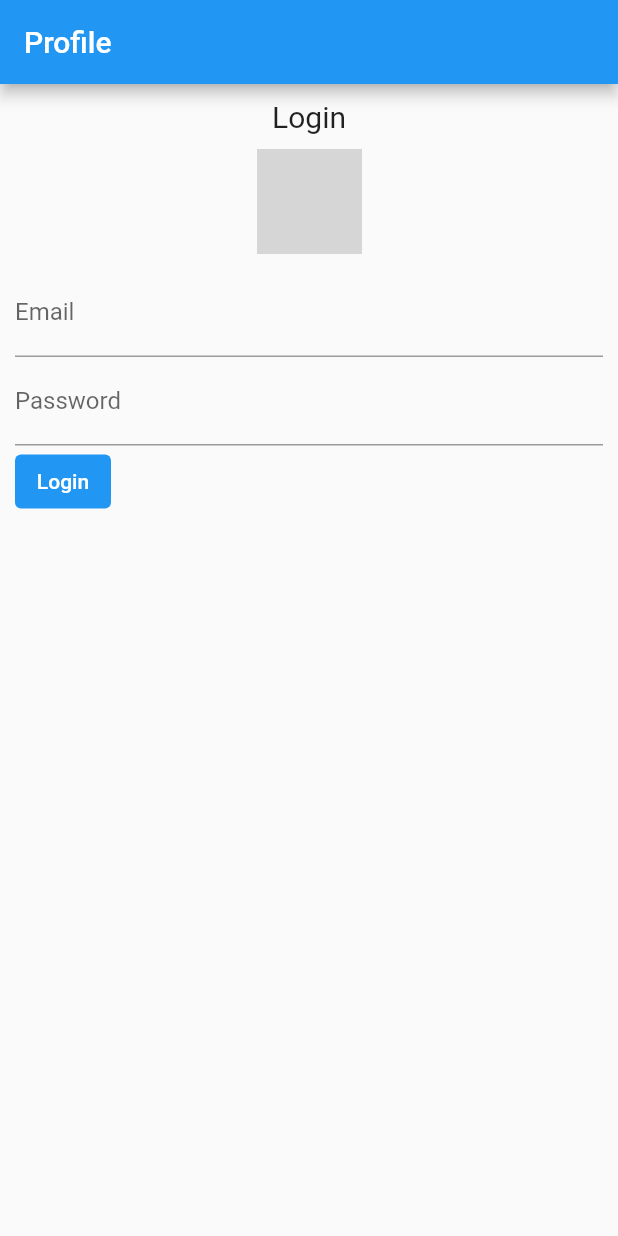
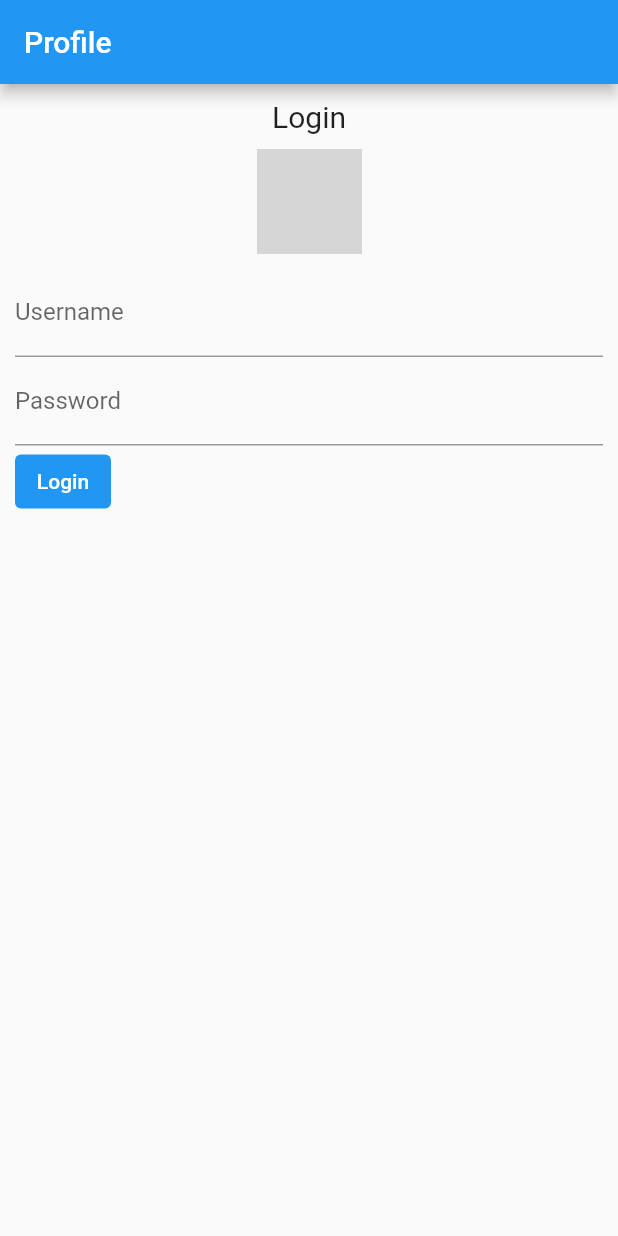
Before and after one commit to jorgegrajales090/flutter_walkthrough, a Flutter app: the screen it shows after launch, after a tap on "Login", on a phone screen of 412 x 824 dp. Run offline on Flutter 3.47's test engine with Material 2 defaults, Android fonts, the phone set to English and light mode, and no system bars; our stand-ins replace shared_preferences; network calls fail; grey boxes are pictures that could not be loaded.

Commit message:
Consumo de servicios

```diff
--- a/lib/loginRoute.dart
+++ b/lib/loginRoute.dart
@@ -1,7 +1,12 @@
+import 'dart:convert';
+
 import 'package:flutter/material.dart';
 import 'package:flutter_application/homeRoute.dart';
 
 import 'widgets/InputTextWidget.dart';
+
+import 'package:http/http.dart' as http;
+import 'package:shared_preferences/shared_preferences.dart';
 
 class LoginRoute extends StatelessWidget {
   @override
@@ -31,21 +36,46 @@ class LoginWidget extends StatelessWidget {
                     child: Image(
                         image: NetworkImage("http://bit.ly/flutter_tiger")))),
             InputTextWidget(
-                TextInputType.emailAddress, "Email", usernameController),
+                TextInputType.emailAddress, "Username", usernameController),
             InputTextWidget(
                 TextInputType.visiblePassword, "Password", passwordController),
             TextButton(
                 child: Text("Login"),
                 style: TextButton.styleFrom(
                     backgroundColor: Colors.blue, primary: Colors.white),
-                onPressed: () async {
+                onPressed: () {
                   login(context);
                 })
           ],
         ));
   }
 
-  void login(BuildContext context) async {}
+  Future<String> login(BuildContext context) async {
+    String endpoint = "http://10.0.2.2:5000/login";
+    String parameters = "?username=" +
+        usernameController.text +
+        "&" +
+        "password=" +
+        passwordController.text;
+    var response = await http.get(endpoint + parameters);
+
+    if (response.statusCode == 200) {
+      var jsonString = response.body;
+      var map = jsonDecode(jsonString);
+      var token = map["token"];
+
+      final prefs = await SharedPreferences.getInstance();
+      prefs.setString("token", token);
+
+      changeRoute(context);
+    } else {
+      Scaffold.of(context).showSnackBar(SnackBar(
+          content: Text("There was an error: Status code " +
+              response.statusCode.toString())));
+    }
+
+    return "";
+  }
 
   void changeRoute(BuildContext context) {
     Navigator.push(
--- a/lib/widgets/InputTextWidget.dart
+++ b/lib/widgets/InputTextWidget.dart
@@ -24,6 +24,7 @@ class _InputState extends State<InputTextWidget> {
     return Container(
         child: TextField(
       controller: this.controller,
+      obscureText: TextInputType.visiblePassword == this.type,
       keyboardType: this.type,
       decoration: InputDecoration(
           labelText: this.description, hintText: "Write a value"),
--- a/pubspec.yaml
+++ b/pubspec.yaml
@@ -24,6 +24,8 @@ dependencies:
   flutter:
     sdk: flutter
 
+  http: ^0.12.2
+  shared_preferences: ^0.5.12+4
 
   # The following adds the Cupertino Icons font to your application.
   # Use with the CupertinoIcons class for iOS style icons.
```
Also changed, not shown: lib/homeRoute.dart (+113 -38 lines), lib/main.dart (+0 -48 lines), 5 other files.
